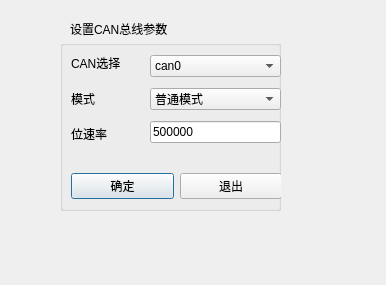
Qt form QT_Stepmotor_Project/QT_Stepmotor/setcanpar.ui (FeiPingWang/Degree_WorkCode) before a commit.
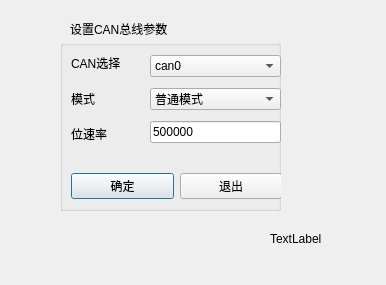
The same form after that commit.

```diff
--- a/QT_Stepmotor_Project/QT_Stepmotor/setcanpar.ui
+++ b/QT_Stepmotor_Project/QT_Stepmotor/setcanpar.ui
@@ -146,6 +146,19 @@
     <string>设置CAN总线参数</string>
    </property>
   </widget>
+  <widget class="QLabel" name="lb_test">
+   <property name="geometry">
+    <rect>
+     <x>270</x>
+     <y>230</y>
+     <width>66</width>
+     <height>17</height>
+    </rect>
+   </property>
+   <property name="text">
+    <string>TextLabel</string>
+   </property>
+  </widget>
  </widget>
  <resources/>
  <connections/>
```
Left out of the diff: 6 changed lines with no effect on the pictures.
